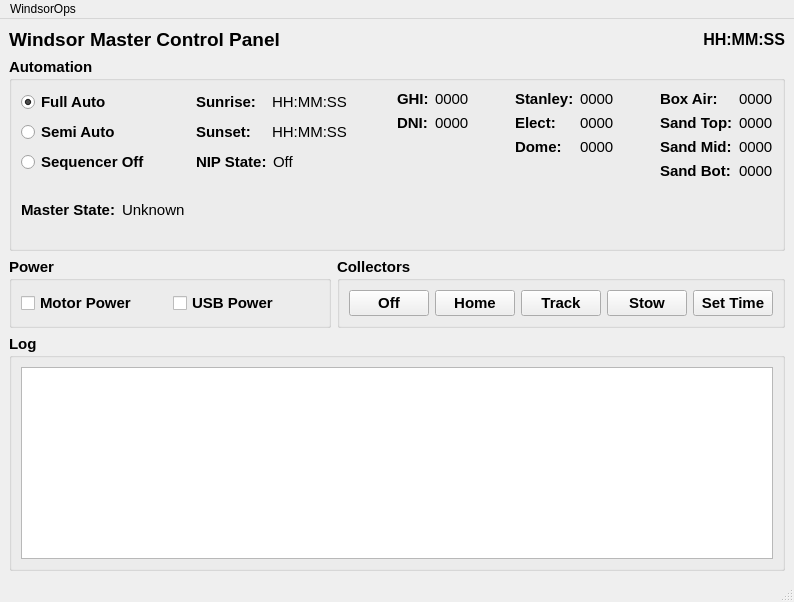
The window that Gen3OpsConsole.ui (behines/Gen3OpsConsole) describes before a commit, drawn with Qt 5.
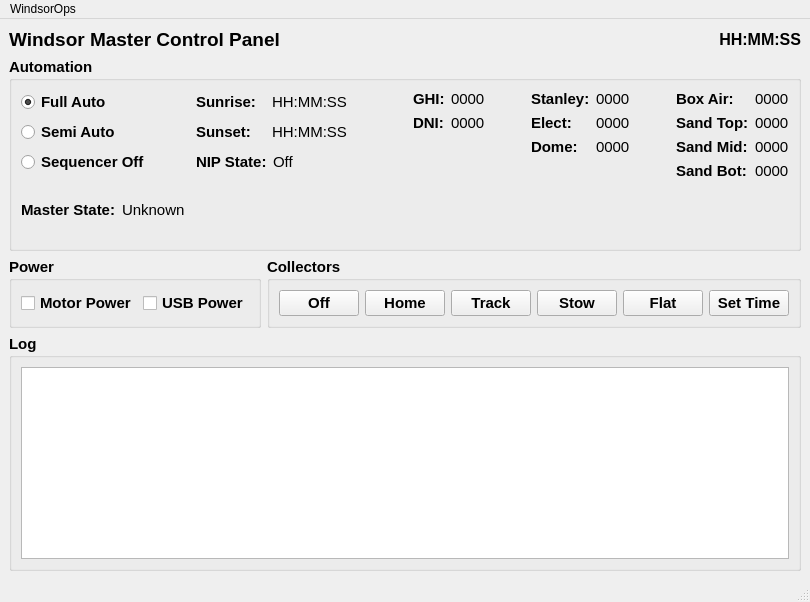
The same window after the commit.

Patch:
```diff
--- a/Gen3OpsConsole.ui
+++ b/Gen3OpsConsole.ui
@@ -673,6 +673,13 @@
              </property>
             </widget>
            </item>
+           <item>
+            <widget class="QPushButton" name="FlatPushButton">
+             <property name="text">
+              <string>Flat</string>
+             </property>
+            </widget>
+           </item>
            <item>
             <widget class="QPushButton" name="SetTimePushButton">
              <property name="text">
```
